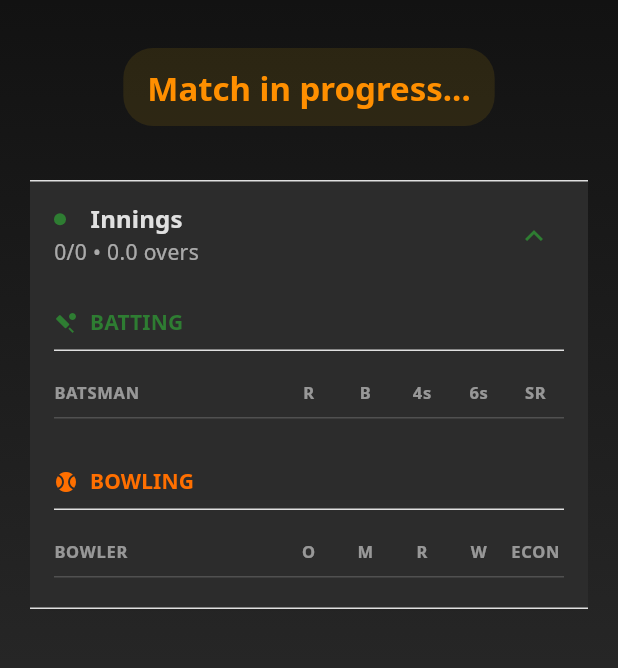
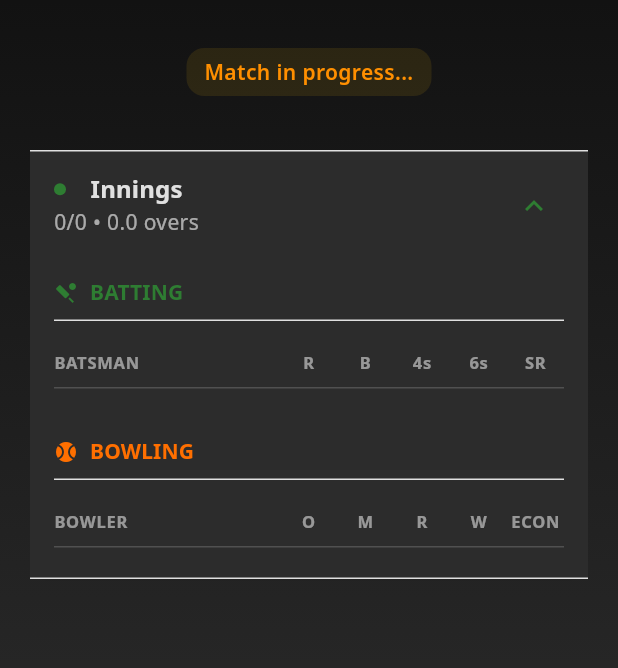
Before and after one commit to sanjayabhattarai/Khelset, a Flutter app: the MatchDetailsScreen screen opened directly with empty values, on a phone screen of 412 x 824 dp, the part 156-824 px from its top. Run offline on Flutter 3.47's test engine with Material 3 defaults, Android fonts, the light colour scheme and no system bars; our stand-ins replace cloud_firestore, firebase_auth, firebase_core, firebase_storage, google_fonts, google_sign_in; accounts and stored records are empty.

Commit message:
feat: Enhance match summary and squad display logic based on match status

```diff
--- a/lib/screens/match_details/scorecard_tab.dart
+++ b/lib/screens/match_details/scorecard_tab.dart
@@ -122,6 +122,7 @@ class __MatchSummaryCardState extends State<_MatchSummaryCard> {
     final team2Name = innings2['battingTeamName'] ?? 'Team 2';
 
     String resultMessage = "Match in progress...";
+
     if (status == 'Completed') {
       final score1 = innings1['score'] ?? 0;
       final score2 = innings2['score'] ?? 0;
@@ -134,6 +135,10 @@ class __MatchSummaryCardState extends State<_MatchSummaryCard> {
       } else {
         resultMessage = "Match Tied";
       }
+    } else if (status == 'Upcoming' || status == 'Scheduled') {
+      resultMessage = "Match yet to start";
+    } else if (status == 'Live') {
+      resultMessage = "Match in progress...";
     }
 
     return Padding(
@@ -141,17 +146,17 @@ class __MatchSummaryCardState extends State<_MatchSummaryCard> {
       child: Column(
         children: [
           Container(
-            padding: const EdgeInsets.symmetric(horizontal: 16, vertical: 12),
+            padding: const EdgeInsets.symmetric(horizontal: 12, vertical: 6),
             decoration: BoxDecoration(
               color: status == 'Completed'
                   ? Theme.of(context).colorScheme.primary.withOpacity(0.1)
                   : Colors.amber.withOpacity(0.1),
-              borderRadius: BorderRadius.circular(20),
+              borderRadius: BorderRadius.circular(12),
             ),
             child: Text(
               resultMessage,
-              style: Theme.of(context).textTheme.titleLarge?.copyWith(
-                fontWeight: FontWeight.bold,
+              style: Theme.of(context).textTheme.bodyMedium?.copyWith(
+                fontWeight: FontWeight.w600,
                 color: status == 'Completed'
                     ? Theme.of(context).colorScheme.primary
                     : Colors.amber.shade800,
--- a/lib/screens/match_details_screen.dart
+++ b/lib/screens/match_details_screen.dart
@@ -138,6 +138,9 @@ class _MatchDetailsScreenState extends State<MatchDetailsScreen> {
                         teamBId: matchData['teamB_id'],
                         teamAName: teamAName,
                         teamBName: teamBName,
+                        playingXITeamA: List<String>.from(matchData['playingXI_teamA'] ?? []),
+                        playingXITeamB: List<String>.from(matchData['playingXI_teamB'] ?? []),
+                        status: matchData['status'] ?? 'Upcoming',
                       ),
                     ],
                   ),
```
Also changed, not shown: lib/screens/match_details/squads_tab.dart (+27 -5 lines).
